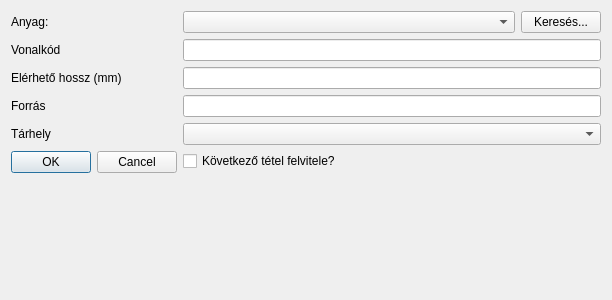
Qt form view/dialog/waste/addwastedialog.ui (horvathzoltan/cutplannerpro) before a commit.
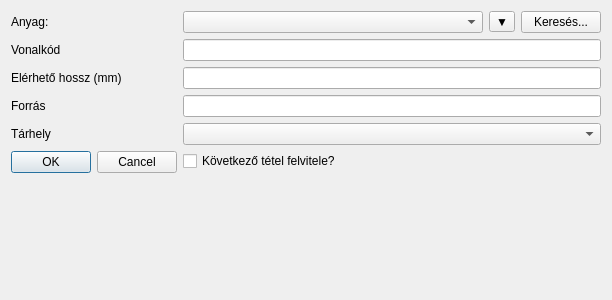
The same form after that commit. Custom widgets are drawn as their Qt base class.

```diff
--- a/view/dialog/waste/addwastedialog.ui
+++ b/view/dialog/waste/addwastedialog.ui
@@ -32,10 +32,20 @@
     </widget>
    </item>
    <item row="0" column="1">
-    <layout class="QHBoxLayout" name="horizontalLayout" stretch="1,0">
+    <layout class="QHBoxLayout" name="horizontalLayout" stretch="1,0,0">
      <item>
       <widget class="QComboBox" name="comboMaterial"/>
      </item>
+     <item>
+      <widget class="RecentMaterialsWidget" name="btn_RecentMaterials">
+       <property name="styleSheet">
+        <string notr="true"/>
+       </property>
+       <property name="text">
+        <string>▼</string>
+       </property>
+      </widget>
+     </item>
      <item>
       <widget class="QPushButton" name="btn_MaterialSearch">
        <property name="text">
@@ -98,6 +108,13 @@
    </item>
   </layout>
  </widget>
+ <customwidgets>
+  <customwidget>
+   <class>RecentMaterialsWidget</class>
+   <extends>QToolButton</extends>
+   <header>view/common/widgets/recentmaterialswidget.h</header>
+  </customwidget>
+ </customwidgets>
  <resources/>
  <connections>
   <connection>
```
